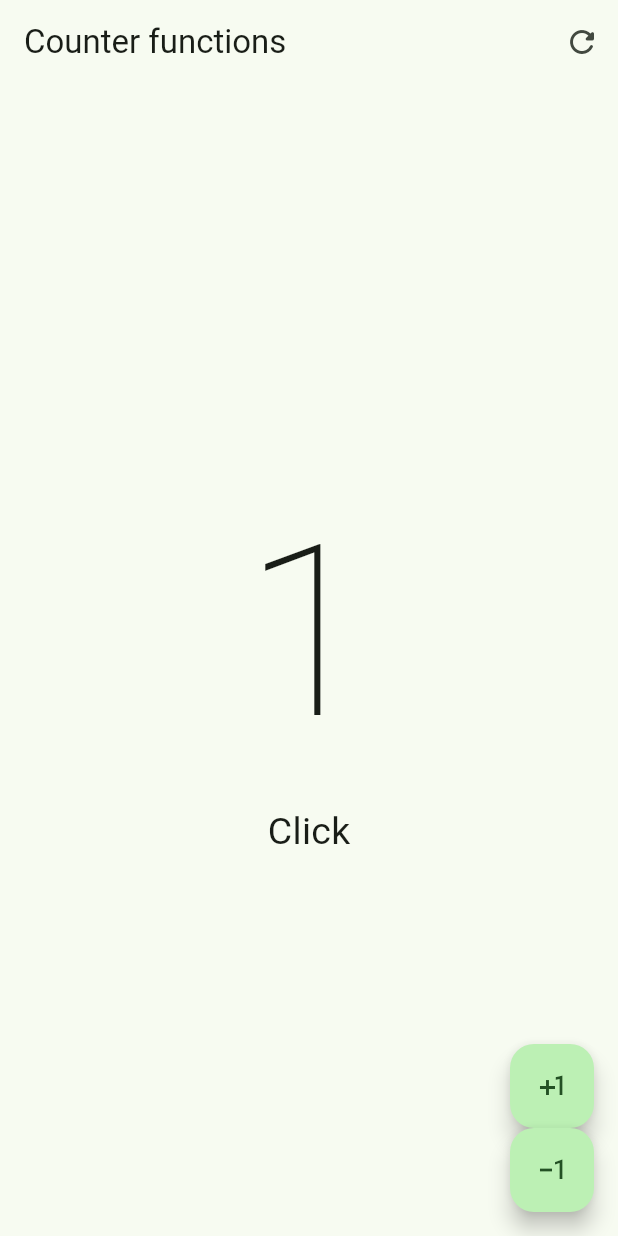
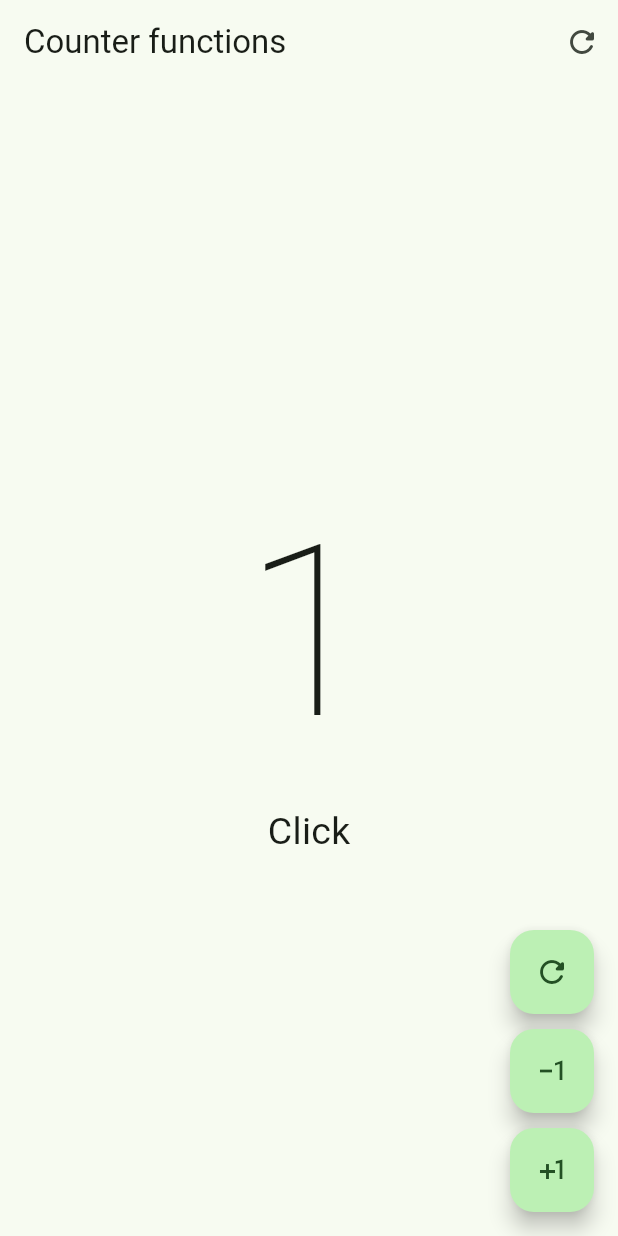
Before and after one commit to jermp96/counter, a Flutter app: the screen it shows after launch, after a tap on the "plus one" icon, on a phone screen of 412 x 824 dp. Run offline on Flutter 3.47's test engine with Material 2 defaults, Android fonts, the phone set to English and light mode, and no system bars.

Commit message:
*voidcalback. passing function as a argument

```diff
--- a/lib/presentation/screens/counter/counter_functions_screen.dart
+++ b/lib/presentation/screens/counter/counter_functions_screen.dart
@@ -44,23 +44,56 @@ class _CounterFunctionsScreenState extends State<CounterFunctionsScreen> {
         floatingActionButton: Column(
           mainAxisAlignment: MainAxisAlignment.end,
           children: [
-            FloatingActionButton(
-              onPressed: (){
+            CustomButton(
+              icon: Icons.refresh_rounded,
+              onPressed: () {
+                clickCounter = 0;
                 setState(() {
-                clickCounter++;
+
                 });
               },
-              child: const Icon(Icons.plus_one),
             ),
-            FloatingActionButton(
-              onPressed: (){
+            const SizedBox(height: 10),
+            CustomButton(
+              icon: Icons.exposure_minus_1_outlined,
+              onPressed: () {
+                if(clickCounter == 0) return;
+                clickCounter--;
                 setState(() {
-                clickCounter--;
+
                 });
               },
-              child: const Icon(Icons.exposure_minus_1_outlined),
-            ),
+              ),
+            const SizedBox(height: 10),
+            CustomButton(
+              icon: Icons.plus_one,
+              onPressed: () {
+                clickCounter ++;
+                setState(() {
+
+                });
+              },),
           ],)
     );
   }
 }
+
+class CustomButton extends StatelessWidget {
+
+  final IconData icon;
+  final VoidCallback? onPressed;
+
+  const CustomButton({
+    super.key,
+    required this.icon,
+    this.onPressed
+  });
+
+  @override
+  Widget build(BuildContext context) {
+    return FloatingActionButton(
+      onPressed: onPressed,
+      child: Icon(icon),
+    );
+  }
+}
```
